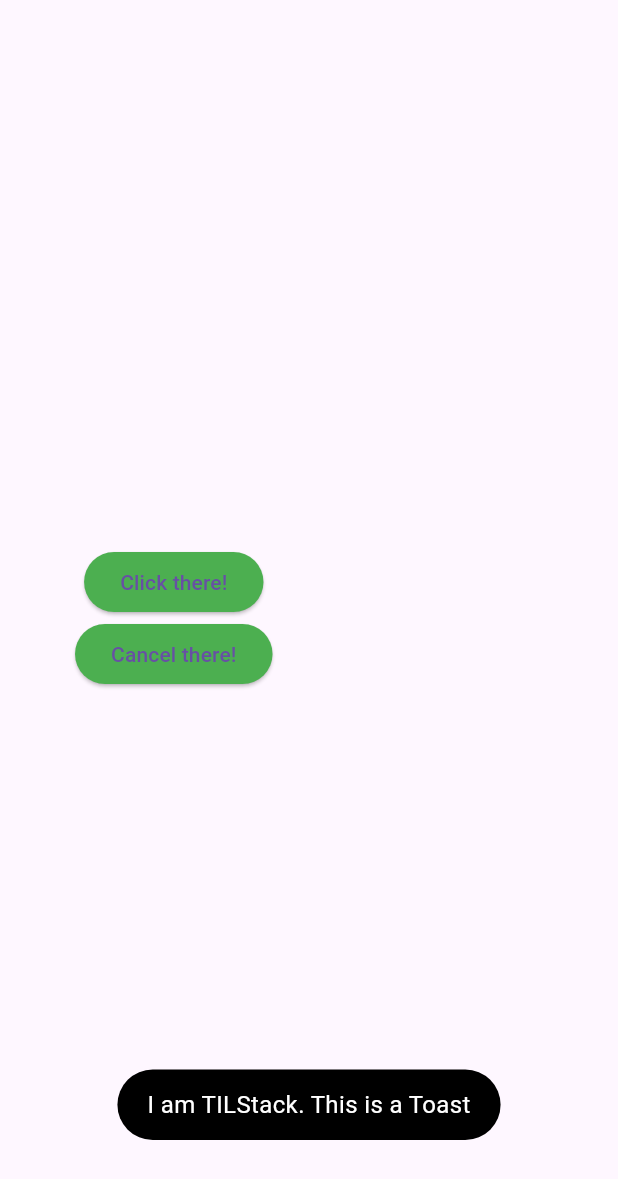
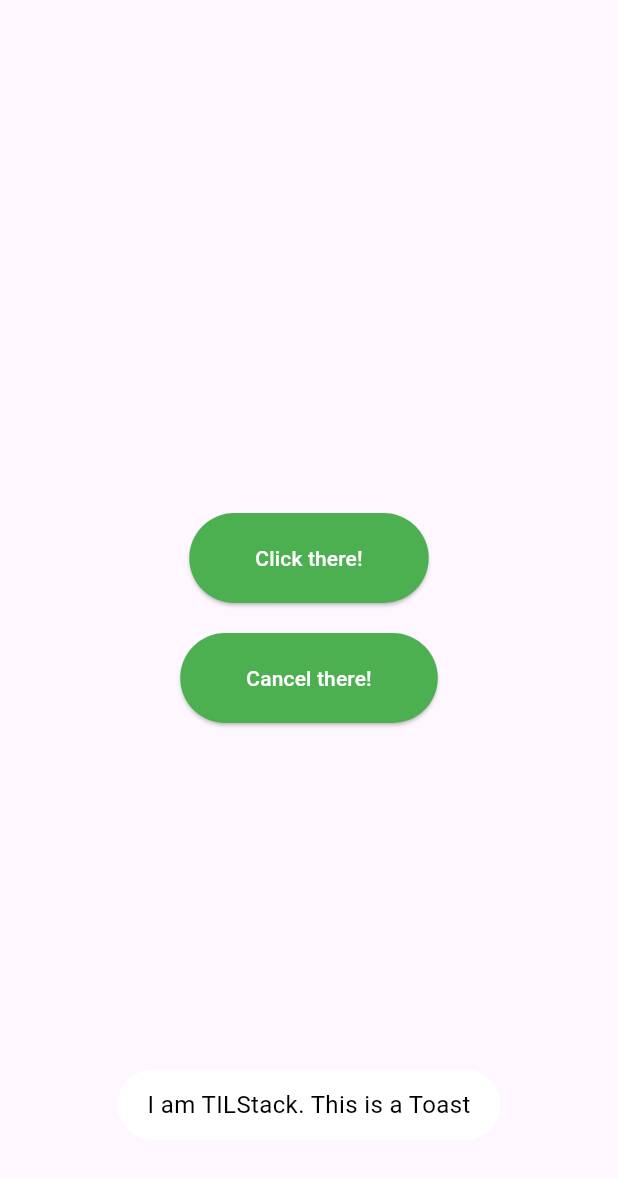
Before and after one commit to Zerofiltre-Courses/articles, a Flutter app: the screen it shows after launch, after a tap on "Click there!", on a phone screen of 412 x 824 dp. Shown: the top 1179 px of the screen. Run offline on Flutter 3.47's test engine with Material 3 defaults, Android fonts, the light colour scheme and no system bars; our stand-ins replace fluttertoast.

Commit message:
style modified

```diff
--- a/toastapp/lib/main.dart
+++ b/toastapp/lib/main.dart
@@ -11,7 +11,7 @@ class MyApp extends StatelessWidget {
   // This widget is the root of your application.
   @override
   Widget build(BuildContext context) {
-    return MaterialApp(
+    return const MaterialApp(
       debugShowCheckedModeBanner: false,
       title: 'Flutter Toast By TILStack',
       home: ToastPage(),
--- a/toastapp/lib/toastPage.dart
+++ b/toastapp/lib/toastPage.dart
@@ -12,7 +12,8 @@ class _ToastPageState extends State<ToastPage> {
   @override
   Widget build(BuildContext context) {
     return Scaffold(
-      body: Container(
+      body: Center(
+        child: Container(
           margin: const EdgeInsets.symmetric(horizontal:50),
           child: Column(
             mainAxisAlignment: MainAxisAlignment.center,
@@ -22,12 +23,15 @@ class _ToastPageState extends State<ToastPage> {
                 style: ElevatedButton.styleFrom(
                   backgroundColor: Colors.green
                 ),
-              child: const Text('Click there!'),
+                child: const Padding(
+                  padding:  EdgeInsets.all(20.0),
+                  child: Text('Click there!',style: TextStyle(color: Colors.white),),
+                ),
                 onPressed: (){
                   Fluttertoast.showToast(
                       msg: 'I am TILStack. This is a Toast',
-                    textColor: Colors.white,
-                    backgroundColor: Colors.black,
+                      textColor: Colors.black,
+                      backgroundColor: Colors.white,
                       gravity: ToastGravity.BOTTOM,
                       fontSize: 16.0,
                       timeInSecForIosWeb: 1,
@@ -36,11 +40,15 @@ class _ToastPageState extends State<ToastPage> {
                   );
                 },
               ),
+              const SizedBox(height: 20,),
               ElevatedButton(
                 style: ElevatedButton.styleFrom(
-                  backgroundColor: Colors.green
+                    backgroundColor: Colors.green,
                 ),
-              child: const Text('Cancel there!'),
+                child: const Padding(
+                  padding: EdgeInsets.all(20.0),
+                  child: Text('Cancel there!',style: TextStyle(color: Colors.white),),
+                ),
                 onPressed: (){
                   Fluttertoast.cancel();
                 },
@@ -48,6 +56,7 @@ class _ToastPageState extends State<ToastPage> {
             ],
           ),
         ),
+      ),
     );
   }
 }
```
Also changed, not shown: toastapp/pubspec.lock. Lines whose indentation alone changed are shown as unchanged.
